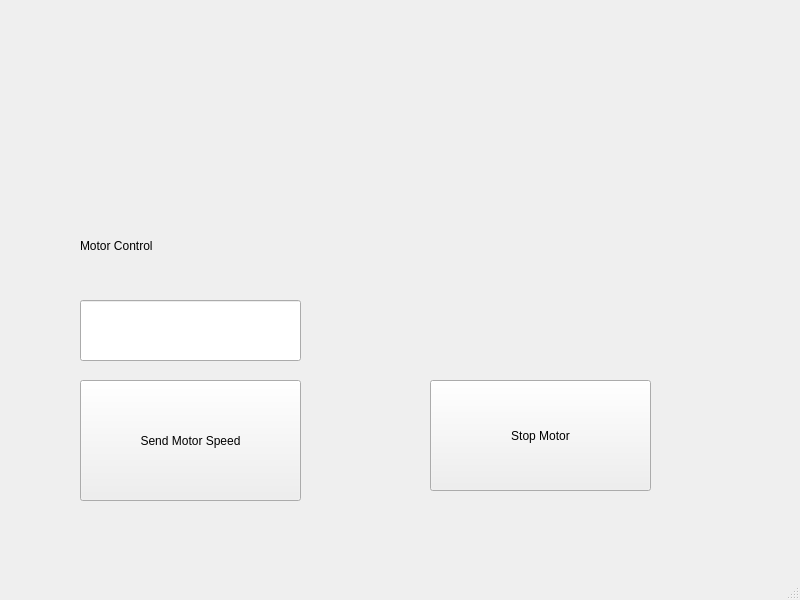
First picture: the form in mainwindow.ui, repository KGESH/UartProtocol, before the edit.
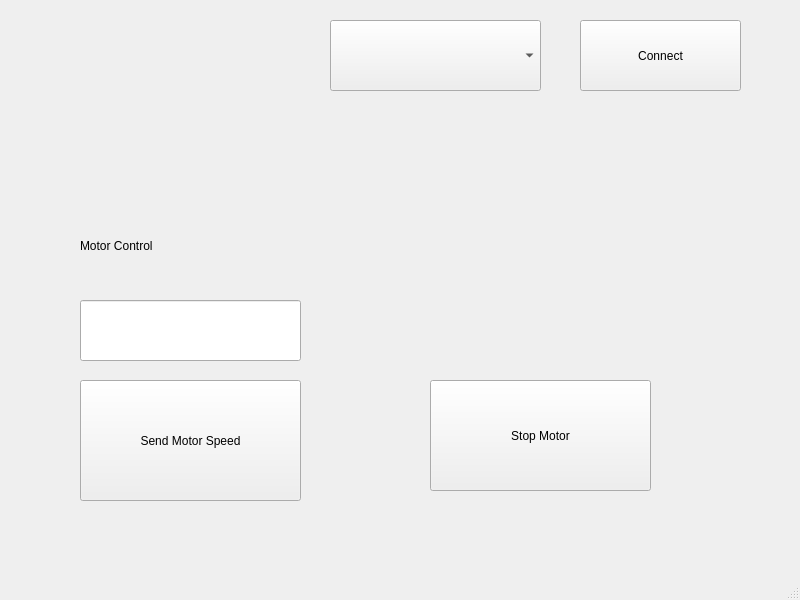
Second picture: the form after the edit.

What changed in the file:
```diff
--- a/mainwindow.ui
+++ b/mainwindow.ui
@@ -63,6 +63,29 @@
      <string>Stop Motor</string>
     </property>
    </widget>
+   <widget class="QComboBox" name="ui_serial_port_combo_box">
+    <property name="geometry">
+     <rect>
+      <x>330</x>
+      <y>20</y>
+      <width>211</width>
+      <height>71</height>
+     </rect>
+    </property>
+   </widget>
+   <widget class="QPushButton" name="ui_serial_port_connect_button">
+    <property name="geometry">
+     <rect>
+      <x>580</x>
+      <y>20</y>
+      <width>161</width>
+      <height>71</height>
+     </rect>
+    </property>
+    <property name="text">
+     <string>Connect</string>
+    </property>
+   </widget>
   </widget>
   <widget class="QMenuBar" name="menubar">
    <property name="geometry">
```
